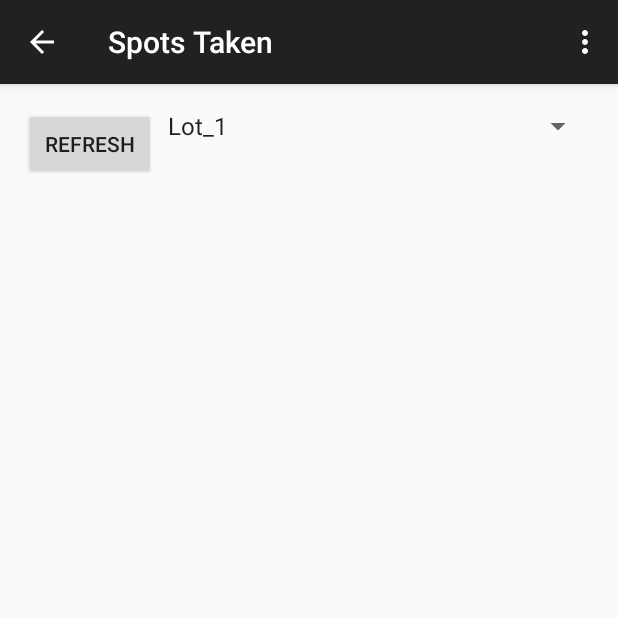
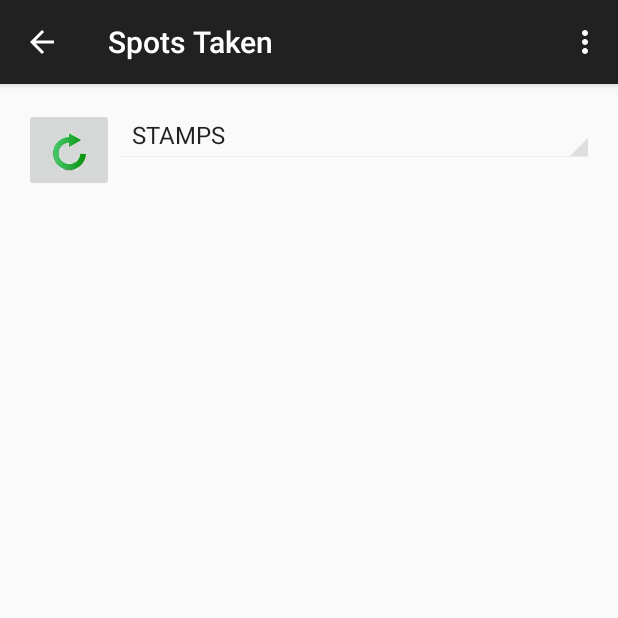
Before and after one commit to ajpodell/ParkAndPay, an Android app: the SpotsTakenActivity screen opened directly, with no data from a screen before it, on a phone screen of 412 x 824 dp, the top half of it. Run offline under Robolectric (Android 15) with nearby library versions, the phone set to English and light mode, and no system bars; libraries missing offline, so code that uses them is left out: com.parse.

Commit message:
Design, cancellation, keep state, global variables

```diff
--- a/app/src/main/java/com/parkandpay/aaron/parkandpay/SpotsTakenActivity.java
+++ b/app/src/main/java/com/parkandpay/aaron/parkandpay/SpotsTakenActivity.java
@@ -22,7 +22,6 @@ import java.util.Calendar;
 import java.util.Date;
 import java.util.List;
 
-//Toast.makeText(getApplicationContext(), "testing123", Toast.LENGTH_SHORT).show();
 
 public class SpotsTakenActivity extends ActionBarActivity {
 
@@ -34,14 +33,12 @@ public class SpotsTakenActivity extends ActionBarActivity {
     protected void onCreate(Bundle savedInstanceState) {
         super.onCreate(savedInstanceState);
         setContentView(R.layout.activity_spots_taken);
-        //Parse.enableLocalDatastore(this);
-        Parse.initialize(this, "D3e1FmZef0xReoXZlWFVGgxIosiuUfusQ9jgHT7y", "FFUhtwW99qsT4ExUj2kepUhKVAibc3MsMJYJGf2x");
     }
 
     @Override
     protected void onStart(){
         super.onStart();
-        populateSpinner();
+        // populateSpinner();
     }
 
     @Override
@@ -148,6 +145,7 @@ public class SpotsTakenActivity extends ActionBarActivity {
         });
     }
 
+    /*
     public void populateSpinner() {
         Spinner spinner = (Spinner) findViewById(R.id.lot_spinner);
         final List<ParseObject> lotObjects = new ArrayList<ParseObject>();
@@ -167,7 +165,7 @@ public class SpotsTakenActivity extends ActionBarActivity {
         ArrayAdapter<String> adapter = new ArrayAdapter<String>(this, android.R.layout.simple_spinner_item, values);
         adapter.setDropDownViewResource(android.R.layout.simple_spinner_dropdown_item);
         spinner.setAdapter(adapter);
-
+*/
 
 /*     custom spinner with objects stored
         final CustomSpinner adapter = new CustomSpinner(this, android.R.layout.simple_spinner_dropdown_item, lotObjects);
@@ -182,6 +180,6 @@ public class SpotsTakenActivity extends ActionBarActivity {
             public void onNothingSelected(AdapterView<?> parent) { }
         });
 */
-    }
+   // }
 
 }
--- a/app/src/main/res/layout/activity_spots_taken.xml
+++ b/app/src/main/res/layout/activity_spots_taken.xml
@@ -15,20 +15,26 @@
         android:layout_marginTop="41dp"
         android:layout_alignParentBottom="true" />
 
-    <Button
+    <ImageButton
         android:layout_width="wrap_content"
         android:layout_height="wrap_content"
-        android:text="@string/refresh"
+        android:src="@drawable/refresh_final"
         android:id="@+id/button_refresh"
+        android:adjustViewBounds="true"
+        android:maxWidth="60dp"
+        android:maxHeight="60dp"
+        android:scaleType="fitXY"
         android:layout_alignParentTop="true"
         android:layout_alignParentLeft="true"
         android:layout_alignParentStart="true"
         android:onClick="refresh" />
 
     <Spinner
+        android:id="@+id/lot_spinner"
+        android:entries="@array/lot_names_array"
+        android:textColor="#ff9cccf2"
         android:layout_width="fill_parent"
         android:layout_height="wrap_content"
-        android:id="@+id/lot_spinner"
         android:layout_alignParentTop="true"
         android:layout_toRightOf="@+id/button_refresh"
         android:layout_toEndOf="@+id/button_refresh" />
--- /dev/null
+++ b/app/src/main/res/values/colors.xml
@@ -0,0 +1,5 @@
+<?xml version="1.0" encoding="utf-8"?>
+<resources>
+    <color name="my_spinner_text_color">#ff00ff00</color>
+
+</resources>
--- a/app/src/main/res/values/strings.xml
+++ b/app/src/main/res/values/strings.xml
@@ -1,15 +1,9 @@
 <?xml version="1.0" encoding="utf-8"?>
 <resources>
 
-    <string-array name="planets_array">
-        <item>Mercury</item>
-        <item>Venus</item>
-        <item>Earth</item>
-        <item>Mars</item>
-        <item>Jupiter</item>
-        <item>Saturn</item>
-        <item>Uranus</item>
-        <item>Neptune</item>
+    <string-array name="lot_names_array">
+        <item>STAMPS</item>
+        <item>Upper BBB</item>
     </string-array>
 
 
--- a/app/src/main/res/values/styles.xml
+++ b/app/src/main/res/values/styles.xml
@@ -1,8 +1,15 @@
 <resources>
+    <style name="AppTheme" parent="Theme.AppCompat.Light.DarkActionBar">
+        <item name="android:spinnerDropDownItemStyle">@style/mySpinnerItemStyle</item>
+        <item name="android:spinnerStyle">@style/spinnerStyle</item>
+        <item name="android:spinnersShown">@style/spinnerStyle</item>
+    </style>
 
-    <!-- Base application theme. -->
-    <style name="AppTheme" parent="Theme.AppCompat.Light.DarkActionBar">
-        <!-- Customize your theme here. -->
+    <style name="mySpinnerItemStyle" parent="@android:style/Widget.Holo.DropDownItem.Spinner">
+        <item name="android:textColor">@color/my_spinner_text_color</item>
+    </style>
+    <style name="spinnerStyle" parent="@android:style/Widget.Holo.Spinner">
+        <item name="android:textColor">@color/my_spinner_text_color</item>
     </style>
 
 </resources>
```
Also changed, not shown: app/src/main/java/com/parkandpay/aaron/parkandpay/ApplicationConfig.java (+29 -0 lines), app/src/main/java/com/parkandpay/aaron/parkandpay/MainActivity.java (+11 -5 lines), app/src/main/java/com/parkandpay/aaron/parkandpay/PayActivity.java (+66 -0 lines), app/src/main/java/com/parkandpay/aaron/parkandpay/SelectSpotActivity.java (+21 -8 lines), app/src/main/res/layout/activity_main.xml (+7 -8 lines), app/src/main/res/layout/activity_pay.xml (+12 -1 lines), app/src/main/res/layout/activity_select_spot.xml (+9 -5 lines), app/src/main/res/drawable/refresh_final.png (added).
